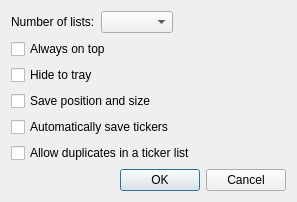
Old version of the form options.ui in the repository HappySeaFox/tht.
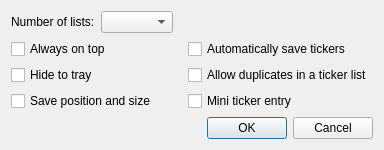
New version of the form.

Commit message: Added ticker mini entry

What changed in the file:
```diff
--- a/options.ui
+++ b/options.ui
@@ -6,15 +6,15 @@
    <rect>
     <x>0</x>
     <y>0</y>
-    <width>297</width>
-    <height>190</height>
+    <width>343</width>
+    <height>144</height>
    </rect>
   </property>
   <property name="windowTitle">
    <string>Options</string>
   </property>
   <layout class="QGridLayout" name="gridLayout">
-   <item row="0" column="0">
+   <item row="0" column="0" colspan="3">
     <layout class="QHBoxLayout" name="horizontalLayout">
      <item>
       <widget class="QLabel" name="label">
@@ -41,7 +41,49 @@
      </item>
     </layout>
    </item>
-   <item row="6" column="0">
+   <item row="1" column="0">
+    <widget class="QCheckBox" name="checkOnTop">
+     <property name="text">
+      <string>Always on top</string>
+     </property>
+    </widget>
+   </item>
+   <item row="1" column="2">
+    <widget class="QCheckBox" name="checkSaveTickers">
+     <property name="text">
+      <string>Automatically save tickers</string>
+     </property>
+    </widget>
+   </item>
+   <item row="2" column="0">
+    <widget class="QCheckBox" name="checkTray">
+     <property name="text">
+      <string>Hide to tray</string>
+     </property>
+    </widget>
+   </item>
+   <item row="2" column="2">
+    <widget class="QCheckBox" name="checkAllowDups">
+     <property name="text">
+      <string>Allow duplicates in a ticker list</string>
+     </property>
+    </widget>
+   </item>
+   <item row="3" column="0">
+    <widget class="QCheckBox" name="checkSave">
+     <property name="text">
+      <string>Save position and size</string>
+     </property>
+    </widget>
+   </item>
+   <item row="3" column="2">
+    <widget class="QCheckBox" name="checkMini">
+     <property name="text">
+      <string>Mini ticker entry</string>
+     </property>
+    </widget>
+   </item>
+   <item row="4" column="1">
     <spacer name="verticalSpacer">
      <property name="orientation">
       <enum>Qt::Vertical</enum>
@@ -54,7 +96,7 @@
      </property>
     </spacer>
    </item>
-   <item row="7" column="0">
+   <item row="5" column="0" colspan="3">
     <widget class="QDialogButtonBox" name="buttonBox">
      <property name="orientation">
       <enum>Qt::Horizontal</enum>
@@ -64,41 +106,6 @@
      </property>
     </widget>
    </item>
-   <item row="3" column="0">
-    <widget class="QCheckBox" name="checkSave">
-     <property name="text">
-      <string>Save position and size</string>
-     </property>
-    </widget>
-   </item>
-   <item row="4" column="0">
-    <widget class="QCheckBox" name="checkSaveTickers">
-     <property name="text">
-      <string>Automatically save tickers</string>
-     </property>
-    </widget>
-   </item>
-   <item row="1" column="0">
-    <widget class="QCheckBox" name="checkOnTop">
-     <property name="text">
-      <string>Always on top</string>
-     </property>
-    </widget>
-   </item>
-   <item row="2" column="0">
-    <widget class="QCheckBox" name="checkTray">
-     <property name="text">
-      <string>Hide to tray</string>
-     </property>
-    </widget>
-   </item>
-   <item row="5" column="0">
-    <widget class="QCheckBox" name="checkAllowDups">
-     <property name="text">
-      <string>Allow duplicates in a ticker list</string>
-     </property>
-    </widget>
-   </item>
   </layout>
  </widget>
  <tabstops>
```
Left out of the diff: 1 changed line with no effect on the pictures. The commit also changes 14 other files.
